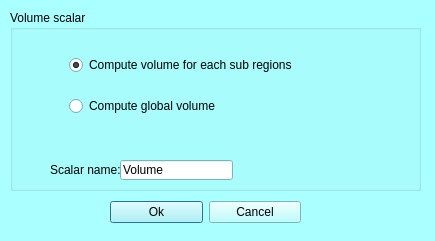
The window that MorphoDig/Qt/mqScalarsVolumeDialog.ui (morphomuseum/MorphoDig) describes before a commit, drawn with Qt 5.
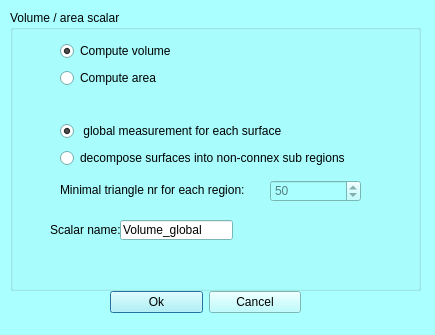
The same window after the commit.

Commit message: MorphoDig 1.6.1 : volume and area scalar.

The edit to the form file:
```diff
--- a/MorphoDig/Qt/mqScalarsVolumeDialog.ui
+++ b/MorphoDig/Qt/mqScalarsVolumeDialog.ui
@@ -7,7 +7,7 @@
     <x>0</x>
     <y>0</y>
     <width>435</width>
-    <height>241</height>
+    <height>335</height>
    </rect>
   </property>
   <property name="palette">
@@ -459,7 +459,7 @@
    <property name="geometry">
     <rect>
      <x>110</x>
-     <y>200</y>
+     <y>290</y>
      <width>191</width>
      <height>25</height>
     </rect>
@@ -487,36 +487,39 @@
      <x>10</x>
      <y>10</y>
      <width>411</width>
-     <height>181</height>
+     <height>281</height>
     </rect>
    </property>
    <property name="title">
-    <string>Volume scalar</string>
+    <string>Volume / area scalar</string>
    </property>
    <widget class="QWidget" name="verticalLayoutWidget">
     <property name="geometry">
      <rect>
-      <x>59</x>
-      <y>30</y>
+      <x>50</x>
+      <y>110</y>
       <width>300</width>
-      <height>91</height>
+      <height>51</height>
      </rect>
     </property>
     <layout class="QVBoxLayout" name="verticalLayout">
-     <item>
-      <widget class="QRadioButton" name="decomposeVolume">
-       <property name="text">
-        <string>Compute volume for each sub regions</string>
-       </property>
-       <property name="checked">
-        <bool>true</bool>
-       </property>
-      </widget>
-     </item>
      <item>
       <widget class="QRadioButton" name="globalVolume">
        <property name="text">
-        <string>Compute global volume</string>
+        <string> global measurement for each surface</string>
+       </property>
+       <property name="checked">
+        <bool>true</bool>
+       </property>
+      </widget>
+     </item>
+     <item>
+      <widget class="QRadioButton" name="decomposeVolume">
+       <property name="text">
+        <string>decompose surfaces into non-connex sub regions</string>
+       </property>
+       <property name="checked">
+        <bool>false</bool>
        </property>
       </widget>
      </item>
@@ -526,7 +529,7 @@
     <property name="geometry">
      <rect>
       <x>40</x>
-      <y>150</y>
+      <y>210</y>
       <width>71</width>
       <height>21</height>
      </rect>
@@ -539,15 +542,79 @@
     <property name="geometry">
      <rect>
       <x>110</x>
-      <y>150</y>
+      <y>210</y>
       <width>113</width>
       <height>20</height>
      </rect>
     </property>
     <property name="text">
-     <string>Volume</string>
+     <string>Volume_global</string>
     </property>
    </widget>
+   <widget class="QSpinBox" name="minsize">
+    <property name="enabled">
+     <bool>false</bool>
+    </property>
+    <property name="geometry">
+     <rect>
+      <x>260</x>
+      <y>170</y>
+      <width>91</width>
+      <height>22</height>
+     </rect>
+    </property>
+    <property name="minimum">
+     <number>1</number>
+    </property>
+    <property name="maximum">
+     <number>10000000</number>
+    </property>
+    <property name="value">
+     <number>50</number>
+    </property>
+   </widget>
+   <widget class="QLabel" name="label_6">
+    <property name="geometry">
+     <rect>
+      <x>50</x>
+      <y>170</y>
+      <width>201</width>
+      <height>21</height>
+     </rect>
+    </property>
+    <property name="text">
+     <string>&lt;html&gt;&lt;head/&gt;&lt;body&gt;&lt;p&gt;Minimal triangle nr for each region:&lt;/p&gt;&lt;/body&gt;&lt;/html&gt;</string>
+    </property>
+   </widget>
+   <widget class="QWidget" name="verticalLayoutWidget_2">
+    <property name="geometry">
+     <rect>
+      <x>50</x>
+      <y>30</y>
+      <width>300</width>
+      <height>51</height>
+     </rect>
+    </property>
+    <layout class="QVBoxLayout" name="verticalLayout_2">
+     <item>
+      <widget class="QRadioButton" name="computeVolume">
+       <property name="text">
+        <string>Compute volume</string>
+       </property>
+       <property name="checked">
+        <bool>true</bool>
+       </property>
+      </widget>
+     </item>
+     <item>
+      <widget class="QRadioButton" name="computeArea">
+       <property name="text">
+        <string>Compute area </string>
+       </property>
+      </widget>
+     </item>
+    </layout>
+   </widget>
   </widget>
  </widget>
  <resources>
```
Left out of the diff: 2 changed lines with no effect on the pictures. The commit also changes 5 other files.
